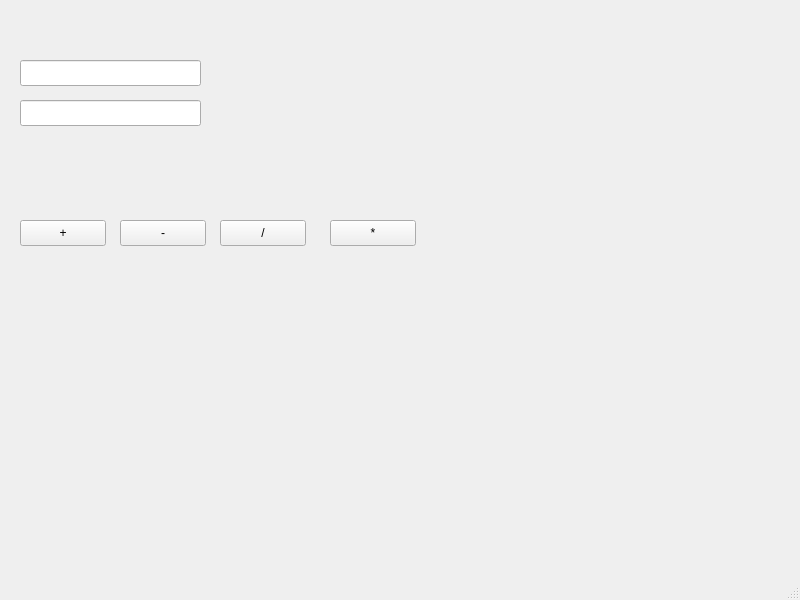
Old version of the form mainwindow.ui in the repository PetereQ/kalkulator-prosto-naukowy.
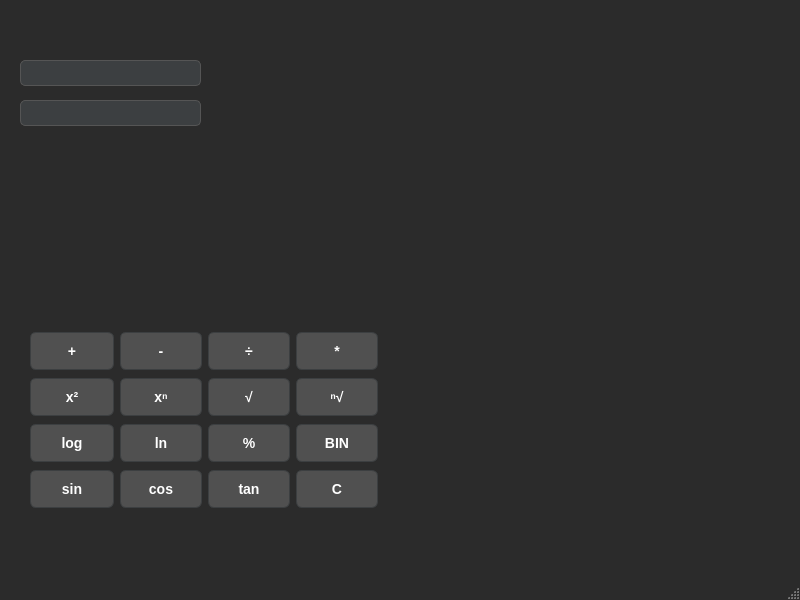
New version of the form.

Commit message: Dodano wiekszosc przycisków oraz pierwszy design

The edit to the form file:
```diff
--- a/mainwindow.ui
+++ b/mainwindow.ui
@@ -16,6 +16,52 @@
   <property name="toolTip">
    <string>&lt;html&gt;&lt;head/&gt;&lt;body&gt;&lt;p&gt;&lt;br/&gt;&lt;/p&gt;&lt;/body&gt;&lt;/html&gt;</string>
   </property>
+  <property name="styleSheet">
+   <string notr="true">/* Tło całej aplikacji - ciemnoszare */
+QMainWindow {
+    background-color: #2b2b2b;
+}
+
+/* Pola tekstowe - nieco jaśniejsze, biały tekst */
+QLineEdit {
+    background-color: #3c3f41;
+    color: #ffffff;
+    border: 1px solid #555;
+    border-radius: 5px;
+    padding: 5px;
+    font-size: 16px;
+    font-family: &quot;Segoe UI&quot;, sans-serif;
+}
+
+/* Przyciski - nowoczesny płaski styl */
+QPushButton {
+    background-color: #505050;
+    color: #ffffff;
+    border: 1px solid #3c3f41;
+    border-radius: 6px;
+    padding: 10px;
+    font-size: 14px;
+    font-weight: bold;
+    min-width: 60px; /* Żeby nie były za wąskie */
+}
+
+/* Efekt po najechaniu myszką */
+QPushButton:hover {
+    background-color: #606060;
+    border-color: #707070;
+}
+
+/* Efekt wciśnięcia */
+QPushButton:pressed {
+    background-color: #4da6ff; /* Niebieski akcent przy kliknięciu */
+    color: #ffffff;
+}
+
+/* Wyróżnienie dla przycisku &quot;=&quot; lub głównego działania (opcjonalnie) */
+QPushButton#runButton {
+    background-color: #0078d7;
+}</string>
+  </property>
   <widget class="QWidget" name="centralwidget">
    <widget class="QLineEdit" name="inputBox">
     <property name="geometry">
@@ -33,70 +79,6 @@
      <bool>true</bool>
     </property>
    </widget>
-   <widget class="QPushButton" name="divideButton">
-    <property name="geometry">
-     <rect>
-      <x>220</x>
-      <y>220</y>
-      <width>86</width>
-      <height>26</height>
-     </rect>
-    </property>
-    <property name="focusPolicy">
-     <enum>Qt::FocusPolicy::TabFocus</enum>
-    </property>
-    <property name="text">
-     <string>/</string>
-    </property>
-   </widget>
-   <widget class="QPushButton" name="substractButton">
-    <property name="geometry">
-     <rect>
-      <x>120</x>
-      <y>220</y>
-      <width>86</width>
-      <height>26</height>
-     </rect>
-    </property>
-    <property name="focusPolicy">
-     <enum>Qt::FocusPolicy::TabFocus</enum>
-    </property>
-    <property name="text">
-     <string>-</string>
-    </property>
-   </widget>
-   <widget class="QPushButton" name="addButton">
-    <property name="geometry">
-     <rect>
-      <x>20</x>
-      <y>220</y>
-      <width>86</width>
-      <height>26</height>
-     </rect>
-    </property>
-    <property name="focusPolicy">
-     <enum>Qt::FocusPolicy::TabFocus</enum>
-    </property>
-    <property name="text">
-     <string>+</string>
-    </property>
-   </widget>
-   <widget class="QPushButton" name="multiplicateButton">
-    <property name="geometry">
-     <rect>
-      <x>330</x>
-      <y>220</y>
-      <width>86</width>
-      <height>26</height>
-     </rect>
-    </property>
-    <property name="focusPolicy">
-     <enum>Qt::FocusPolicy::TabFocus</enum>
-    </property>
-    <property name="text">
-     <string>*</string>
-    </property>
-   </widget>
    <widget class="QLineEdit" name="resultBox">
     <property name="enabled">
      <bool>true</bool>
@@ -122,6 +104,142 @@
      <bool>true</bool>
     </property>
    </widget>
+   <widget class="QWidget" name="">
+    <property name="geometry">
+     <rect>
+      <x>30</x>
+      <y>330</y>
+      <width>348</width>
+      <height>184</height>
+     </rect>
+    </property>
+    <layout class="QGridLayout" name="gridLayout">
+     <item row="0" column="0" colspan="2">
+      <widget class="QPushButton" name="addButton">
+       <property name="focusPolicy">
+        <enum>Qt::FocusPolicy::TabFocus</enum>
+       </property>
+       <property name="text">
+        <string>+</string>
+       </property>
+      </widget>
+     </item>
+     <item row="0" column="2">
+      <widget class="QPushButton" name="substractButton">
+       <property name="focusPolicy">
+        <enum>Qt::FocusPolicy::TabFocus</enum>
+       </property>
+       <property name="text">
+        <string>-</string>
+       </property>
+      </widget>
+     </item>
+     <item row="0" column="3">
+      <widget class="QPushButton" name="divideButton">
+       <property name="focusPolicy">
+        <enum>Qt::FocusPolicy::TabFocus</enum>
+       </property>
+       <property name="text">
+        <string>÷</string>
+       </property>
+      </widget>
+     </item>
+     <item row="0" column="4">
+      <widget class="QPushButton" name="multiplicateButton">
+       <property name="focusPolicy">
+        <enum>Qt::FocusPolicy::TabFocus</enum>
+       </property>
+       <property name="text">
+        <string>*</string>
+       </property>
+      </widget>
+     </item>
+     <item row="1" column="3">
+      <widget class="QPushButton" name="sqrtButton">
+       <property name="text">
+        <string>√</string>
+       </property>
+      </widget>
+     </item>
+     <item row="1" column="4">
+      <widget class="QPushButton" name="rootButton">
+       <property name="text">
+        <string>ⁿ√</string>
+       </property>
+      </widget>
+     </item>
+     <item row="2" column="0" colspan="2">
+      <widget class="QPushButton" name="logButton">
+       <property name="text">
+        <string>log</string>
+       </property>
+      </widget>
+     </item>
+     <item row="2" column="2">
+      <widget class="QPushButton" name="lnButton">
+       <property name="text">
+        <string>ln</string>
+       </property>
+      </widget>
+     </item>
+     <item row="2" column="3">
+      <widget class="QPushButton" name="percentButton">
+       <property name="text">
+        <string>%</string>
+       </property>
+      </widget>
+     </item>
+     <item row="2" column="4">
+      <widget class="QPushButton" name="binButton">
+       <property name="text">
+        <string>BIN</string>
+       </property>
+      </widget>
+     </item>
+     <item row="3" column="0" colspan="2">
+      <widget class="QPushButton" name="sinButton">
+       <property name="text">
+        <string>sin</string>
+       </property>
+      </widget>
+     </item>
+     <item row="3" column="2">
+      <widget class="QPushButton" name="cosButton">
+       <property name="text">
+        <string>cos</string>
+       </property>
+      </widget>
+     </item>
+     <item row="3" column="3">
+      <widget class="QPushButton" name="tanButton">
+       <property name="text">
+        <string>tan</string>
+       </property>
+      </widget>
+     </item>
+     <item row="3" column="4">
+      <widget class="QPushButton" name="pushButton_2">
+       <property name="text">
+        <string>C</string>
+       </property>
+      </widget>
+     </item>
+     <item row="1" column="2">
+      <widget class="QPushButton" name="powerButton">
+       <property name="text">
+        <string>xⁿ</string>
+       </property>
+      </widget>
+     </item>
+     <item row="1" column="0" colspan="2">
+      <widget class="QPushButton" name="squareButton">
+       <property name="text">
+        <string>x²</string>
+       </property>
+      </widget>
+     </item>
+    </layout>
+   </widget>
   </widget>
   <widget class="QMenuBar" name="menubar">
    <property name="geometry">
```
Left out of the diff: 2 changed lines with no effect on the pictures. The commit also changes 1 other file.
